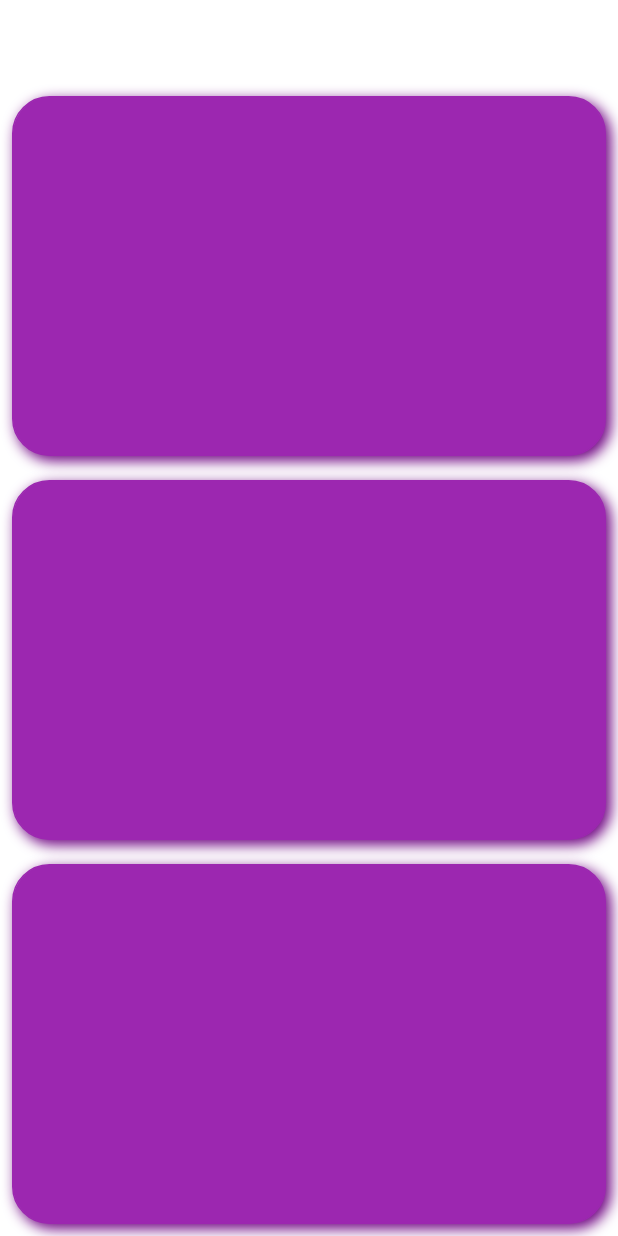
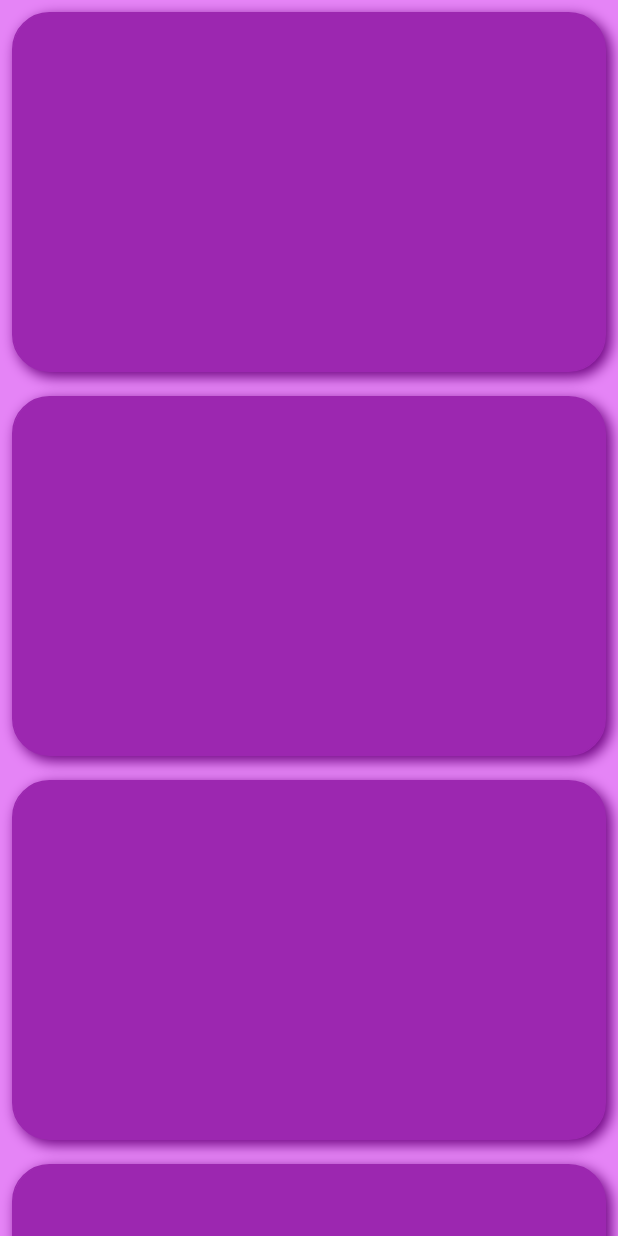
Before and after one commit to Idriss-rayan/familyquiz, a Flutter app: the screen it shows after launch, on a phone screen of 412 x 824 dp. Run offline on Flutter 3.47's test engine with Material 3 defaults, Android fonts, the phone set to English and light mode, and no system bars; our stand-ins replace animate_do, get, google_fonts, supabase_flutter, websafe_svg; accounts and stored records are empty.

```diff
--- a/lib/main.dart
+++ b/lib/main.dart
@@ -1,4 +1,6 @@
 import 'package:familyquiz/auth/auth_gate.dart';
+import 'package:familyquiz/niveau/niveau1/liste_niveau.dart';
+import 'package:familyquiz/niveau/niveau1/niveau1_card.dart';
 import 'package:familyquiz/quiz_set/level_quiz/level_card.dart';
 import 'package:familyquiz/quiz_set/level_quiz/level_quiz.dart';
 import 'package:flutter/material.dart';
@@ -24,7 +26,7 @@ class MyApp extends StatelessWidget {
       title: 'Africn Quiz',
       debugShowCheckedModeBanner: false,
       theme: ThemeData.dark(),
-      home: LevelCard(),
+      home: ListeNiveau(),
     );
   }
 }
--- /dev/null
+++ b/lib/niveau/niveau1/liste_niveau.dart
@@ -0,0 +1,33 @@
+import 'package:familyquiz/niveau/niveau1/niveau1_card.dart';
+import 'package:flutter/material.dart';
+
+class ListeNiveau extends StatelessWidget {
+  const ListeNiveau({super.key});
+
+  @override
+  Widget build(BuildContext context) {
+    return Scaffold(
+      backgroundColor: Colors.white,
+      body: Container(
+          width: double.infinity,
+          height: double.infinity,
+          decoration: BoxDecoration(
+            color: const Color.fromARGB(255, 229, 132, 246),
+          ),
+          child: ListView(
+            children: [
+              Niveau1Card(),
+              Niveau1Card(),
+              Niveau1Card(),
+              Niveau1Card(),
+              Niveau1Card(),
+              Niveau1Card(),
+              Niveau1Card(),
+              Niveau1Card(),
+              Niveau1Card(),
+              Niveau1Card(),
+            ],
+          )),
+    );
+  }
+}
--- a/lib/niveau/niveau1/niveau1_card.dart
+++ b/lib/niveau/niveau1/niveau1_card.dart
@@ -1,12 +1,15 @@
+import 'package:familyquiz/niveau/niveau1/niveau1_page.dart';
 import 'package:flutter/material.dart';
+import 'package:get/get.dart';
 
 class Niveau1Card extends StatelessWidget {
   const Niveau1Card({super.key});
 
   @override
   Widget build(BuildContext context) {
-    return Scaffold(
-      body: Padding(
+    return InkWell(
+      onTap: () => Get.to(Niveau1Page()),
+      child: Padding(
         padding: const EdgeInsets.all(8.0),
         child: Container(
           width: 500,
```
